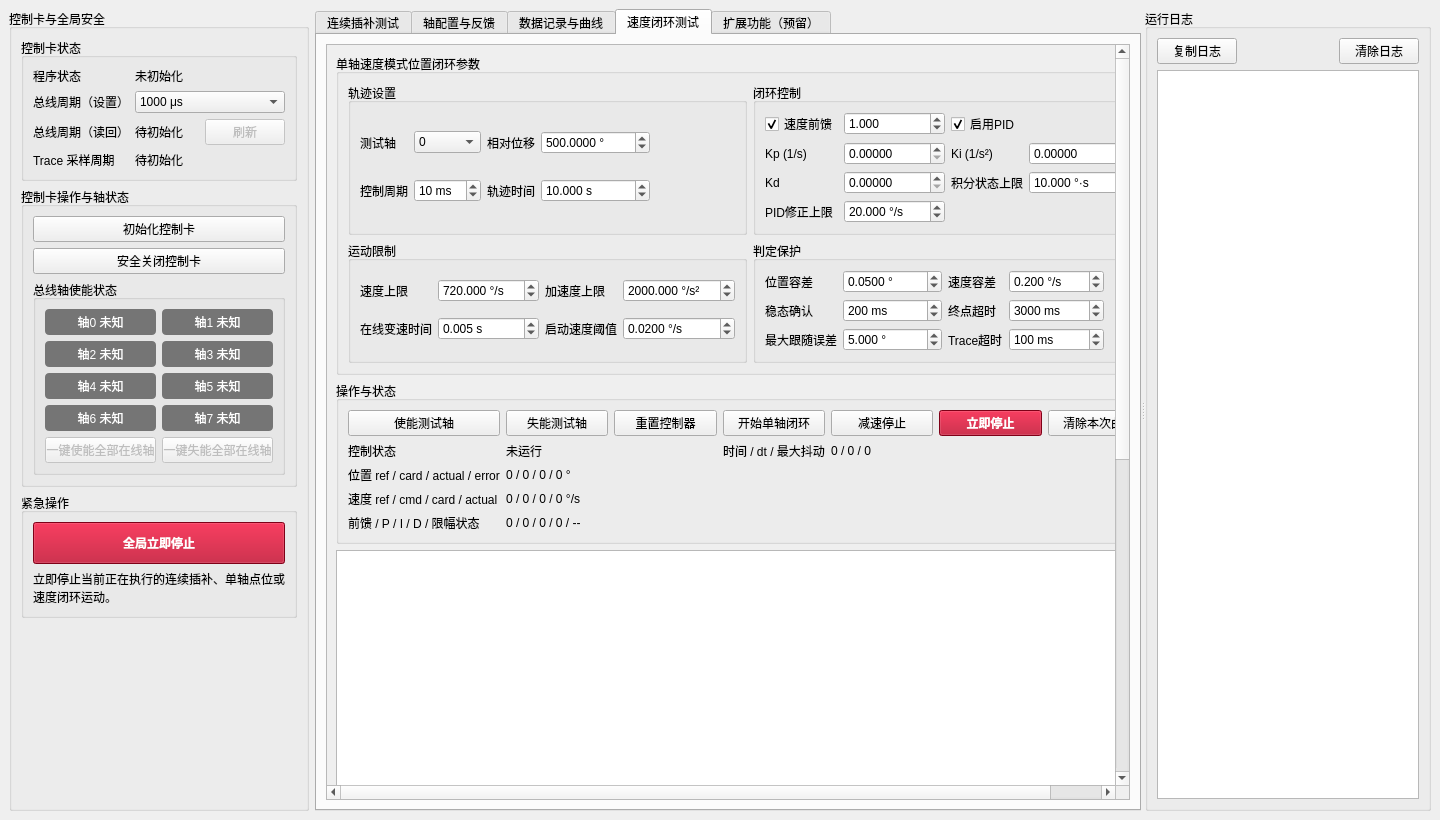
First picture: the form in conti_ctrl/mainwindow.ui, repository yzj148162-cmyk/E5000-ContiInterpolation, before the edit.
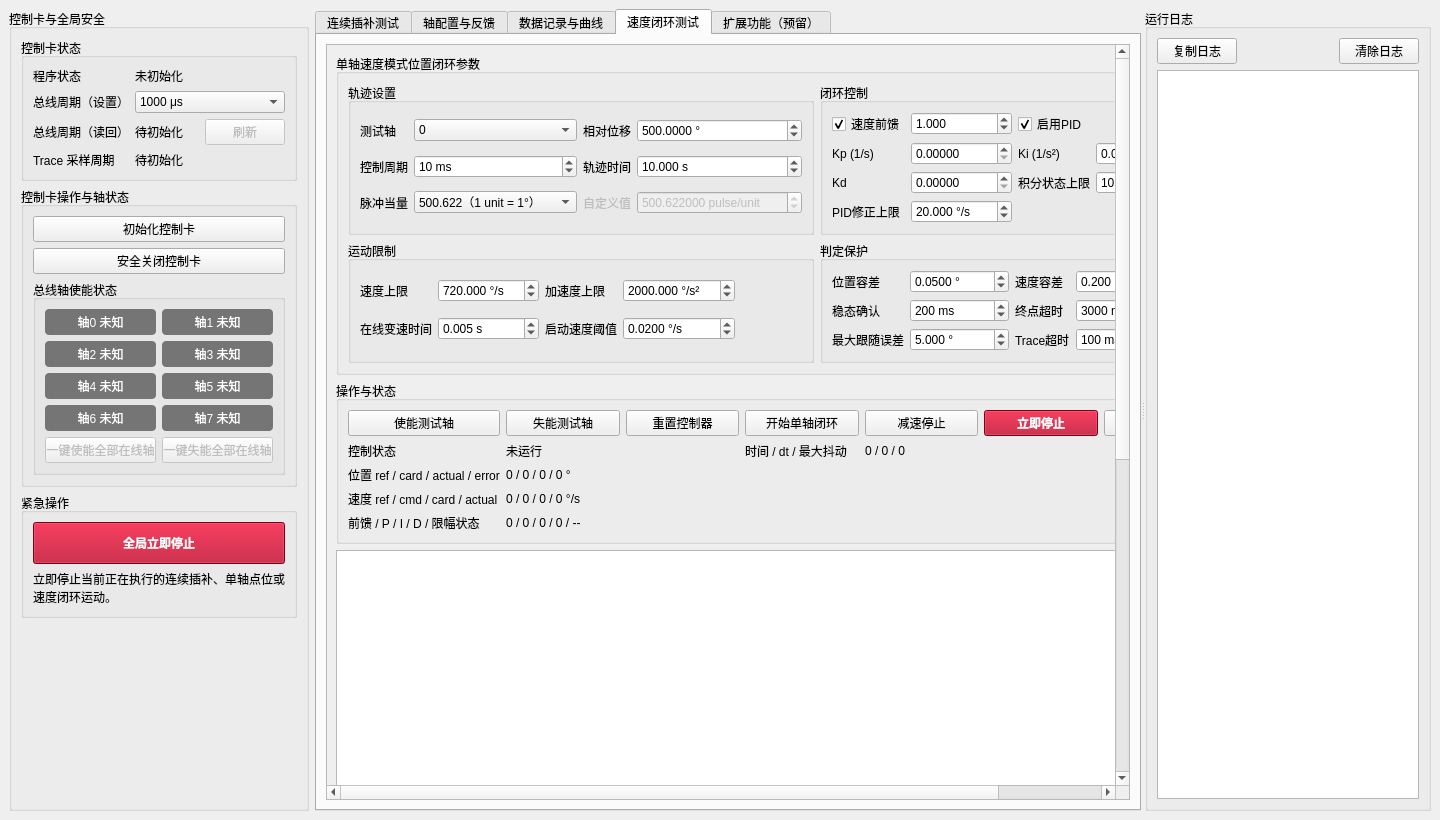
Second picture: the form after the edit. Custom widgets are drawn as their Qt base class.

Commit message: 修正速度Trace换算并完善脉冲当量设置

```diff
--- a/conti_ctrl/mainwindow.ui
+++ b/conti_ctrl/mainwindow.ui
@@ -2174,7 +2174,82 @@
                   </property>
                  </widget>
                 </item>
-                   <item row="0" column="4" rowspan="2">
+                <item row="2" column="0">
+                 <widget class="QLabel" name="velocityUnitDefinitionLabel">
+                  <property name="text">
+                   <string>脉冲当量</string>
+                  </property>
+                  <property name="toolTip">
+                   <string>速度闭环启动时写入测试轴的 pulse/unit。该设置同时决定板卡速度单位与 Trace 速度换算。</string>
+                  </property>
+                 </widget>
+                </item>
+                <item row="2" column="1">
+                 <widget class="QComboBox" name="velocityUnitDefinitionCombo">
+                  <property name="toolTip">
+                   <string>选择速度闭环测试轴的脉冲当量。三种预设分别对应 1、0.1、0.01 °/unit；选择“自定义”后在右侧输入 pulse/unit。</string>
+                  </property>
+                  <item>
+                   <property name="text">
+                    <string>500.622（1 unit = 1°）</string>
+                   </property>
+                  </item>
+                  <item>
+                   <property name="text">
+                    <string>50.0622（1 unit = 0.1°）</string>
+                   </property>
+                  </item>
+                  <item>
+                   <property name="text">
+                    <string>5.00622（1 unit = 0.01°）</string>
+                   </property>
+                  </item>
+                  <item>
+                   <property name="text">
+                    <string>自定义</string>
+                   </property>
+                  </item>
+                 </widget>
+                </item>
+                <item row="2" column="2">
+                 <widget class="QLabel" name="velocityCustomEquivalentLabel">
+                  <property name="enabled">
+                   <bool>false</bool>
+                  </property>
+                  <property name="text">
+                   <string>自定义值</string>
+                  </property>
+                  <property name="toolTip">
+                   <string>自定义每个板卡 unit 对应的脉冲数。程序按 500.622 pulse/deg 计算其对应的 °/unit。</string>
+                  </property>
+                 </widget>
+                </item>
+                <item row="2" column="3">
+                 <widget class="QDoubleSpinBox" name="velocityCustomEquivalentSpin">
+                  <property name="enabled">
+                   <bool>false</bool>
+                  </property>
+                  <property name="toolTip">
+                   <string>输入自定义脉冲当量，单位为 pulse/unit，必须大于0。</string>
+                  </property>
+                  <property name="suffix">
+                   <string> pulse/unit</string>
+                  </property>
+                  <property name="decimals">
+                   <number>6</number>
+                  </property>
+                  <property name="minimum">
+                   <double>0.000001000000000</double>
+                  </property>
+                  <property name="maximum">
+                   <double>1000000000.000000000000000</double>
+                  </property>
+                  <property name="value">
+                   <double>500.622000000000014</double>
+                  </property>
+                 </widget>
+                </item>
+                   <item row="0" column="4" rowspan="3">
                     <spacer name="velocityTrajectorySpacer">
                      <property name="orientation">
                       <enum>Qt::Orientation::Horizontal</enum>
```
Left out of the diff: 48 changed lines with no effect on the pictures. The commit also changes 6 other files.
